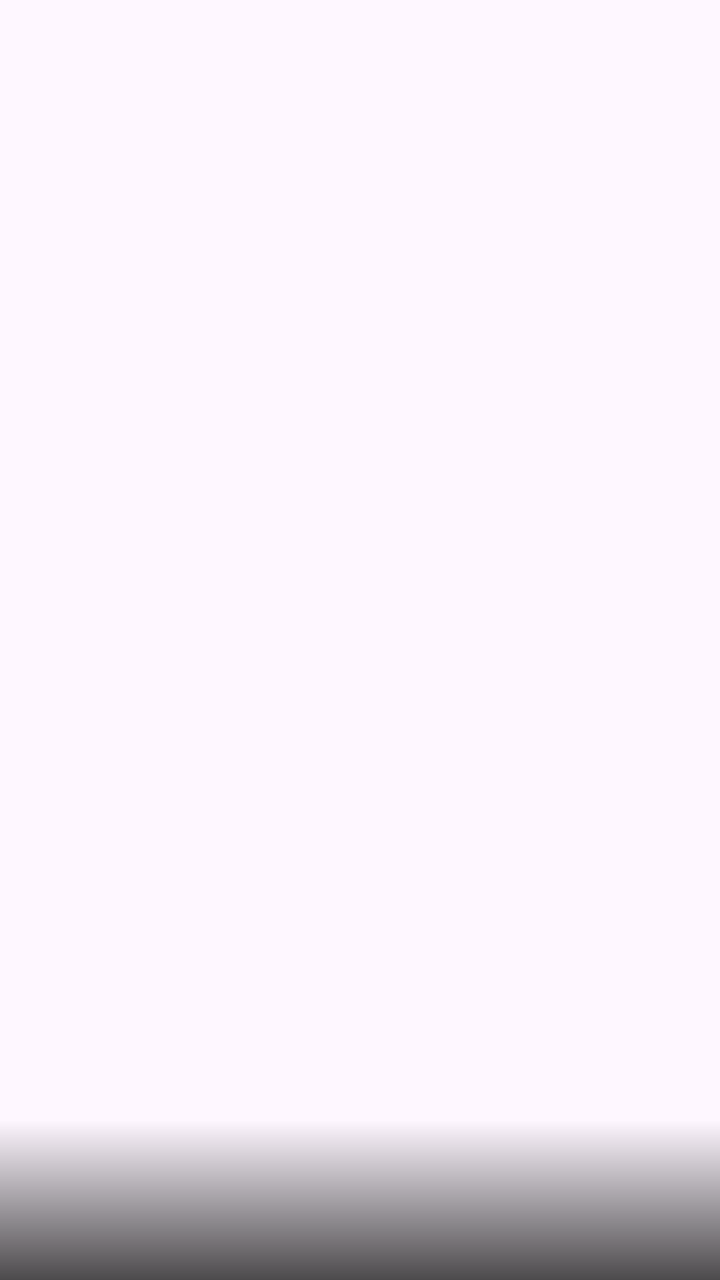
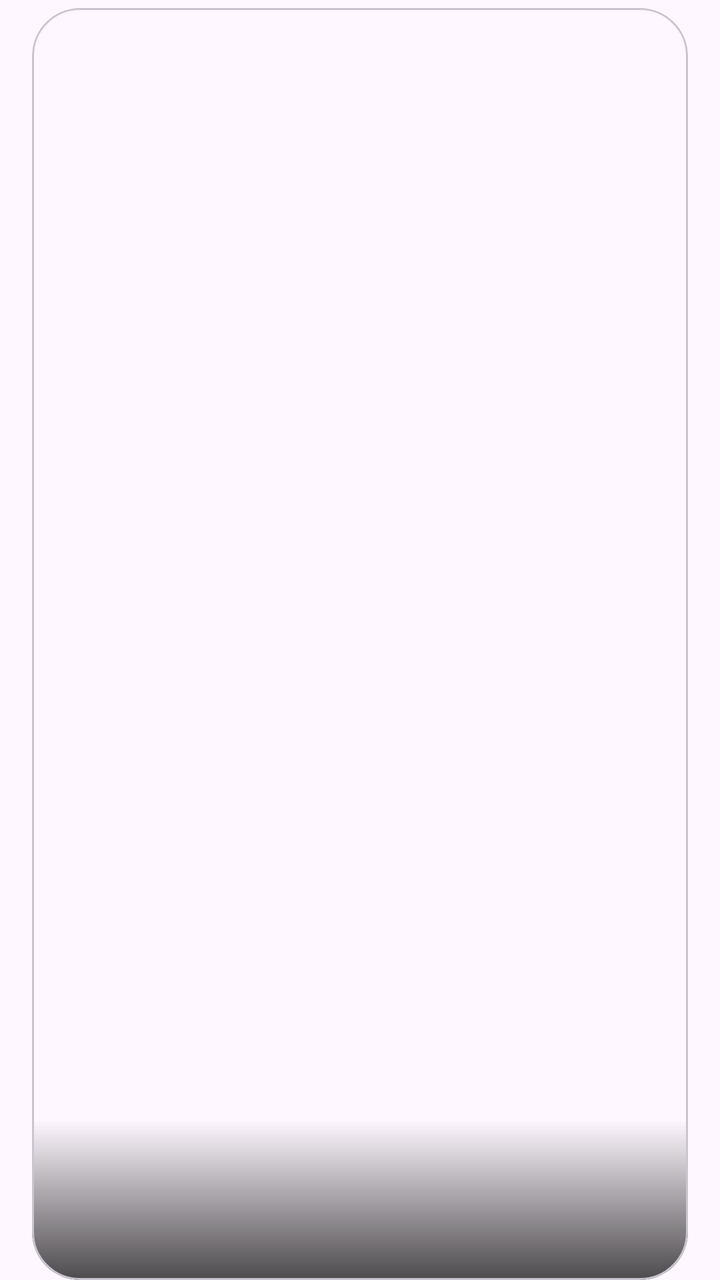

Two renders of the same Android screen: before a commit and after it. Below are the layout's source before the change and the commit's diff.
<!-- AndroidManifest.xml: application theme Theme.BoxZero -->
<!-- res/layout/item_banner.xml -->
<?xml version="1.0" encoding="utf-8"?>
<FrameLayout xmlns:android="http://schemas.android.com/apk/res/android"
    android:layout_width="match_parent"
    android:layout_height="match_parent">

    <ImageView
        android:id="@+id/pic"
        android:layout_width="match_parent"
        android:layout_height="match_parent"
        android:scaleType="centerCrop" />

    <View
        android:layout_width="match_parent"
        android:layout_height="80dp"
        android:layout_gravity="bottom"
        android:background="@drawable/fade_bottom" />

</FrameLayout>
<!-- resources referenced by this layout -->
<resources>
  <!-- drawable fade_bottom (drawable) -->
  <?xml version="1.0" encoding="utf-8"?>
  <shape xmlns:android="http://schemas.android.com/apk/res/android"
      android:shape="rectangle">
      <gradient
          android:angle="270"
          android:startColor="#00000000"
          android:endColor="#B3000000" />
  </shape>
  <style name="Theme.BoxZero" parent="Theme.Material3.DayNight.NoActionBar">
      </style>
</resources>

<!-- the commit's change to res/layout/item_banner.xml (unified diff, before → after) -->
@@ -1,18 +1,33 @@
 <?xml version="1.0" encoding="utf-8"?>
 <FrameLayout xmlns:android="http://schemas.android.com/apk/res/android"
+    xmlns:app="http://schemas.android.com/apk/res-auto"
     android:layout_width="match_parent"
     android:layout_height="match_parent">
 
-    <ImageView
-        android:id="@+id/pic"
+    <com.google.android.material.card.MaterialCardView
         android:layout_width="match_parent"
         android:layout_height="match_parent"
-        android:scaleType="centerCrop" />
+        android:layout_marginStart="16dp"
+        android:layout_marginEnd="16dp"
+        android:layout_marginTop="4dp"
+        app:cardCornerRadius="24dp"
+        app:cardElevation="0dp">
 
-    <View
-        android:layout_width="match_parent"
-        android:layout_height="80dp"
-        android:layout_gravity="bottom"
-        android:background="@drawable/fade_bottom" />
+        <FrameLayout
+            android:layout_width="match_parent"
+            android:layout_height="match_parent">
 
+            <ImageView
+                android:id="@+id/pic"
+                android:layout_width="match_parent"
+                android:layout_height="match_parent"
+                android:scaleType="centerCrop" />
+
+            <View
+                android:layout_width="match_parent"
+                android:layout_height="80dp"
+                android:layout_gravity="bottom"
+                android:background="@drawable/fade_bottom" />
+        </FrameLayout>
+    </com.google.android.material.card.MaterialCardView>
 </FrameLayout>
